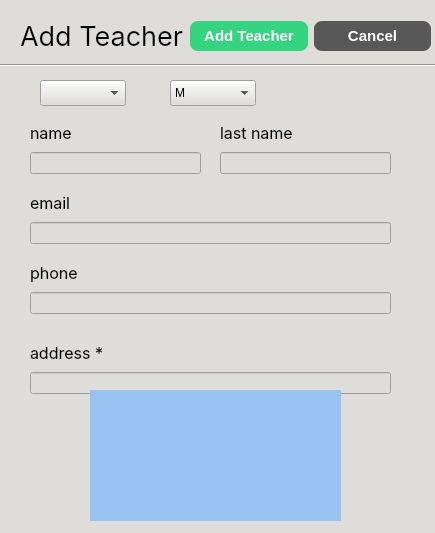
This is School_System/ui/AddTeacherDialog.ui in KasperJack/School-Management-System as Qt 5 draws it before an edit. The edited form follows.
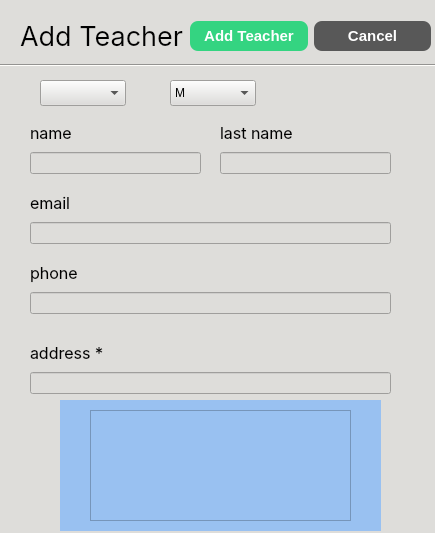
This is the edited form.

The edit to the form file:
```diff
--- a/School_System/ui/AddTeacherDialog.ui
+++ b/School_System/ui/AddTeacherDialog.ui
@@ -281,15 +281,38 @@
   <widget class="QWidget" name="subjects_widget" native="true">
    <property name="geometry">
     <rect>
-     <x>90</x>
-     <y>390</y>
-     <width>251</width>
+     <x>60</x>
+     <y>400</y>
+     <width>321</width>
      <height>131</height>
     </rect>
    </property>
    <property name="styleSheet">
     <string notr="true">background-color: rgb(153, 193, 241);</string>
    </property>
+   <widget class="QScrollArea" name="subjects_scrollArea">
+    <property name="geometry">
+     <rect>
+      <x>30</x>
+      <y>10</y>
+      <width>261</width>
+      <height>111</height>
+     </rect>
+    </property>
+    <property name="widgetResizable">
+     <bool>true</bool>
+    </property>
+    <widget class="QWidget" name="scrollAreaWidgetContents">
+     <property name="geometry">
+      <rect>
+       <x>0</x>
+       <y>0</y>
+       <width>259</width>
+       <height>109</height>
+      </rect>
+     </property>
+    </widget>
+   </widget>
   </widget>
  </widget>
  <resources/>
```
